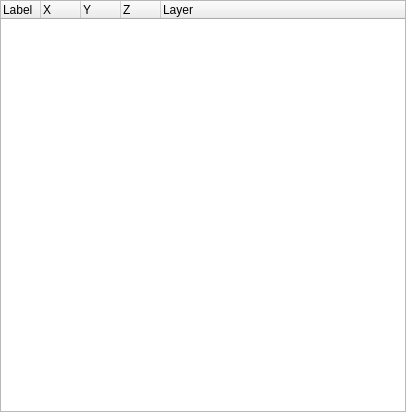
qcad/qcad, file scripts/Misc/PointMark/PointMarkList/PointMarkList.ui: the form before one commit.
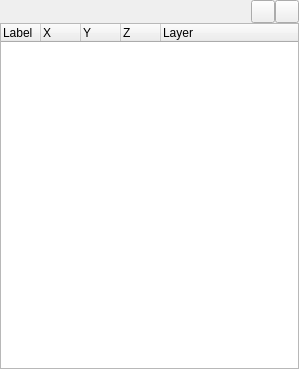
The form after the commit.

Commit message: update point mark widget and export

Diff of the .ui file:
```diff
--- a/scripts/Misc/PointMark/PointMarkList/PointMarkList.ui
+++ b/scripts/Misc/PointMark/PointMarkList/PointMarkList.ui
@@ -6,8 +6,8 @@
    <rect>
     <x>0</x>
     <y>0</y>
-    <width>406</width>
-    <height>412</height>
+    <width>299</width>
+    <height>369</height>
    </rect>
   </property>
   <layout class="QVBoxLayout" name="verticalLayout">
@@ -26,6 +26,46 @@
    <property name="bottomMargin">
     <number>0</number>
    </property>
+   <item>
+    <layout class="QHBoxLayout" name="horizontalLayout">
+     <property name="spacing">
+      <number>0</number>
+     </property>
+     <item>
+      <spacer name="horizontalSpacer">
+       <property name="orientation">
+        <enum>Qt::Horizontal</enum>
+       </property>
+       <property name="sizeHint" stdset="0">
+        <size>
+         <width>40</width>
+         <height>20</height>
+        </size>
+       </property>
+      </spacer>
+     </item>
+     <item>
+      <widget class="QToolButton" name="PointMarkDraw">
+       <property name="sizePolicy">
+        <sizepolicy hsizetype="Fixed" vsizetype="Fixed">
+         <horstretch>0</horstretch>
+         <verstretch>0</verstretch>
+        </sizepolicy>
+       </property>
+      </widget>
+     </item>
+     <item>
+      <widget class="QToolButton" name="PointMarkExport">
+       <property name="sizePolicy">
+        <sizepolicy hsizetype="Fixed" vsizetype="Fixed">
+         <horstretch>0</horstretch>
+         <verstretch>0</verstretch>
+        </sizepolicy>
+       </property>
+      </widget>
+     </item>
+    </layout>
+   </item>
    <item>
     <widget class="QTreeWidget" name="PointMarkTree">
      <attribute name="headerDefaultSectionSize">
```
The commit also changes 9 other files.
